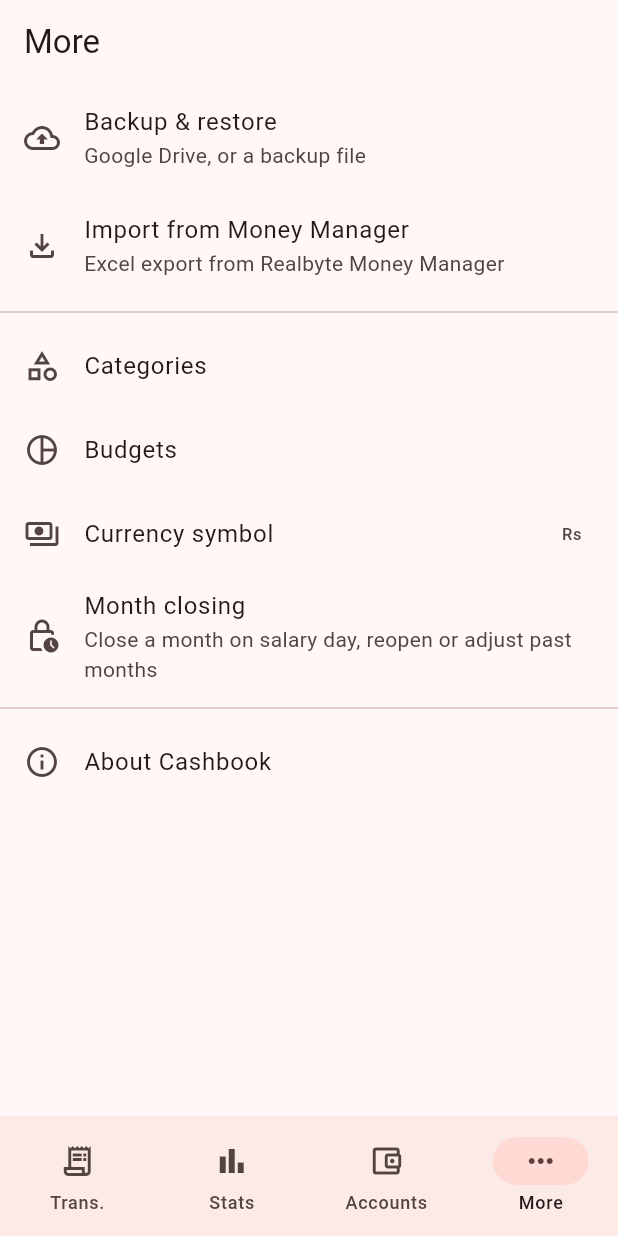
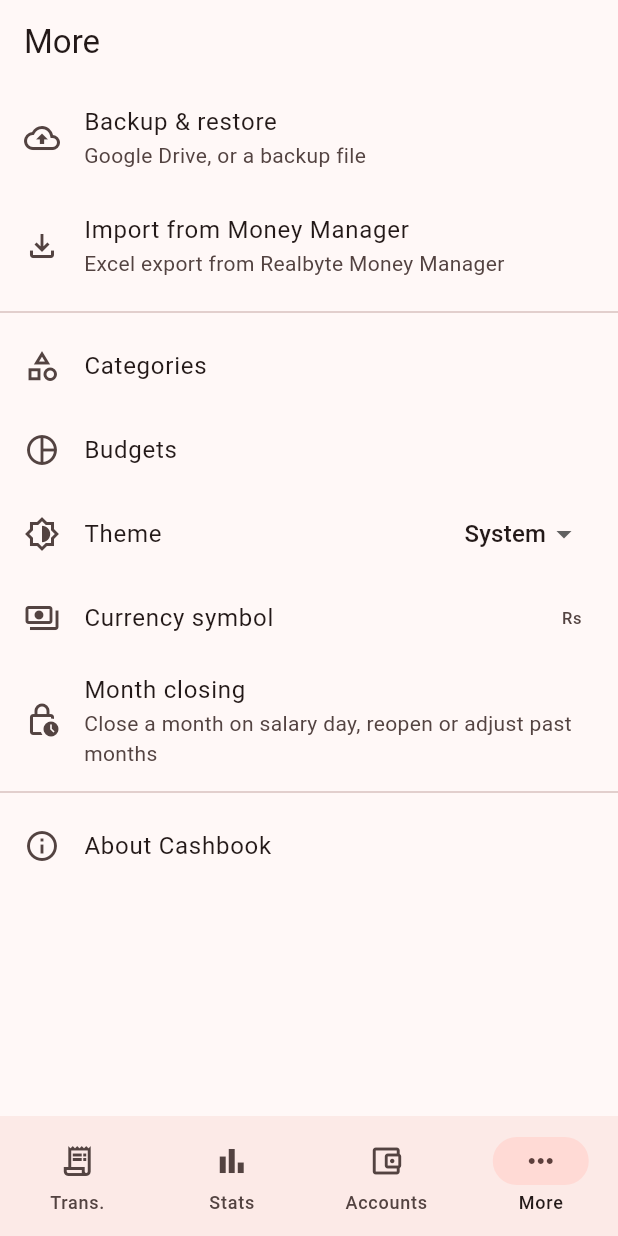
Before and after one commit to hinjorr/cashbook, a Flutter app: the screen it shows after launch, item 4 of the bottom bar chosen, on a phone screen of 412 x 824 dp. Run offline on Flutter 3.47's test engine with Material 3 defaults, Android fonts, the phone set to English and light mode, and no system bars; our stand-ins replace file_picker, fl_chart, google_sign_in, share_plus, shared_preferences, sqflite; missing offline and left inert: excel, extension_google_sign_in_as_googleapis_auth, googleapis; accounts and stored records are empty.

Commit message:
Add theme setting (System / Light / Dark)
The app followed the phone's dark mode only. More > Theme now lets you
pick light, dark or system; the choice is saved. Also keep the month
name full size in the period header and give its date line more room.

Co-Authored-By: Claude Opus 5.5 <noreply@anthropic.com>
Claude-Session: https://claude.ai/code/session_01CPWZjtrWcMYUbkGsUhntpu

```diff
--- a/lib/data/app_state.dart
+++ b/lib/data/app_state.dart
@@ -1,4 +1,4 @@
-import 'package:flutter/foundation.dart' show ChangeNotifier;
+import 'package:flutter/material.dart' show ChangeNotifier, ThemeMode;
 import 'package:shared_preferences/shared_preferences.dart';
 
 import '../logic/money.dart';
@@ -21,6 +21,14 @@ class AppState extends ChangeNotifier {
 
   /// Bumped on every change; screens use it as a reload key.
   int revision = 0;
+
+  /// Light, dark, or follow the phone's setting (the default).
+  ThemeMode get themeMode => ThemeMode.values.asNameMap()[prefs.getString('theme')] ?? ThemeMode.system;
+
+  Future<void> setThemeMode(ThemeMode mode) async {
+    await prefs.setString('theme', mode.name);
+    notifyListeners();
+  }
 
   String get currency => prefs.getString('currency') ?? 'Rs';
 
--- a/lib/main.dart
+++ b/lib/main.dart
@@ -140,12 +140,15 @@ class CashbookApp extends StatelessWidget {
   Widget build(BuildContext context) {
     return ChangeNotifierProvider.value(
       value: state,
-      child: MaterialApp(
-        title: 'Cashbook',
-        debugShowCheckedModeBanner: false,
-        theme: appTheme(Brightness.light),
-        darkTheme: appTheme(Brightness.dark),
-        home: const HomeScreen(),
+      child: Consumer<AppState>(
+        builder: (context, s, _) => MaterialApp(
+          title: 'Cashbook',
+          debugShowCheckedModeBanner: false,
+          theme: appTheme(Brightness.light),
+          darkTheme: appTheme(Brightness.dark),
+          themeMode: s.themeMode,
+          home: const HomeScreen(),
+        ),
       ),
     );
   }
--- a/lib/screens/more_screen.dart
+++ b/lib/screens/more_screen.dart
@@ -62,6 +62,20 @@ class MoreScreen extends StatelessWidget {
             onTap: () => _open(context, const BudgetScreen()),
           ),
           ListTile(
+            leading: const Icon(Icons.brightness_6_outlined),
+            title: const Text('Theme'),
+            trailing: DropdownButton<ThemeMode>(
+              value: s.themeMode,
+              underline: const SizedBox(),
+              items: const [
+                DropdownMenuItem(value: ThemeMode.system, child: Text('System')),
+                DropdownMenuItem(value: ThemeMode.light, child: Text('Light')),
+                DropdownMenuItem(value: ThemeMode.dark, child: Text('Dark')),
+              ],
+              onChanged: (m) => s.setThemeMode(m!),
+            ),
+          ),
+          ListTile(
             leading: const Icon(Icons.payments_outlined),
             title: const Text('Currency symbol'),
             trailing: Text(s.currency),
```
Also changed, not shown: lib/widgets/common.dart (+18 -10 lines), 1 other file.
